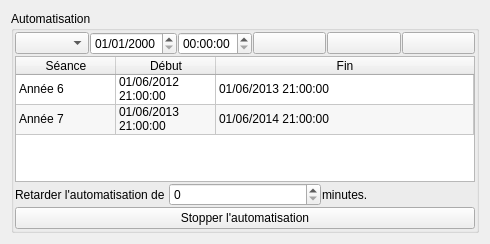
Above: src/automationwidget.ui from cinemaouvert/OPP before the change. Below: the same form after it.
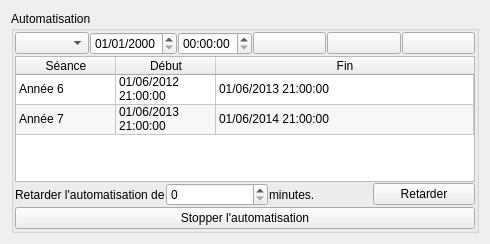
That is the form after the change. Icons and pictures are not drawn.

Commit message: Automation : ajout bouton Retarder

```diff
--- a/src/automationwidget.ui
+++ b/src/automationwidget.ui
@@ -193,6 +193,13 @@
           </property>
          </widget>
         </item>
+        <item>
+         <widget class="QPushButton" name="pushButton_delay">
+          <property name="text">
+           <string>Retarder</string>
+          </property>
+         </widget>
+        </item>
        </layout>
       </item>
       <item>
```
